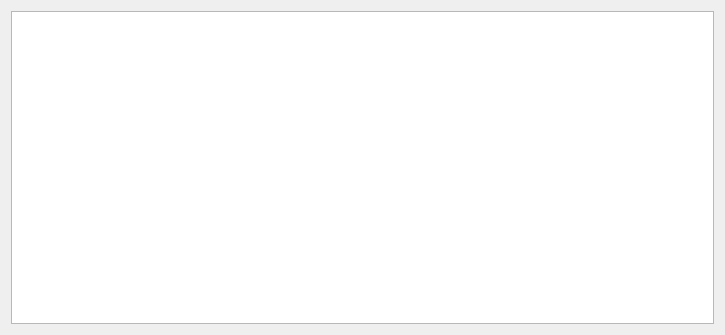
First picture: the form in KEditor/ui/KEResourceItemWidget.ui, repository King19931229/KApp, before the edit.
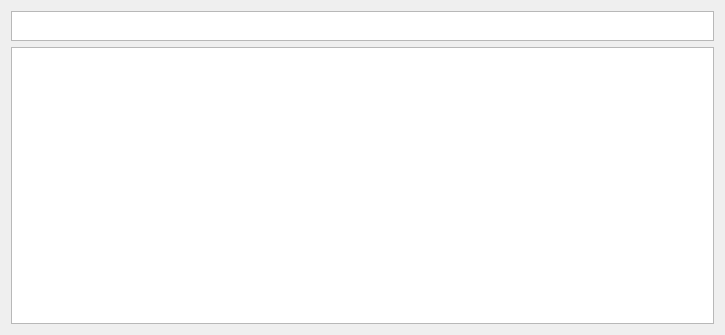
Second picture: the form after the edit. Custom widgets are drawn as their Qt base class.

Patch:
```diff
--- a/KEditor/ui/KEResourceItemWidget.ui
+++ b/KEditor/ui/KEResourceItemWidget.ui
@@ -11,6 +11,19 @@
    </rect>
   </property>
   <layout class="QVBoxLayout" name="verticalLayout">
+   <item>
+    <widget class="KEResourcePathView" name="m_PathView">
+     <property name="maximumSize">
+      <size>
+       <width>16777215</width>
+       <height>30</height>
+      </size>
+     </property>
+     <property name="editTriggers">
+      <set>QAbstractItemView::NoEditTriggers</set>
+     </property>
+    </widget>
+   </item>
    <item>
     <widget class="KEResourceItemView" name="m_ItemView">
      <property name="sizePolicy">
@@ -29,6 +42,11 @@
    <extends>QListView</extends>
    <header>KEResourceItemView.h</header>
   </customwidget>
+  <customwidget>
+   <class>KEResourcePathView</class>
+   <extends>QColumnView</extends>
+   <header>KEResourcePathView.h</header>
+  </customwidget>
  </customwidgets>
  <resources/>
  <connections/>
```
